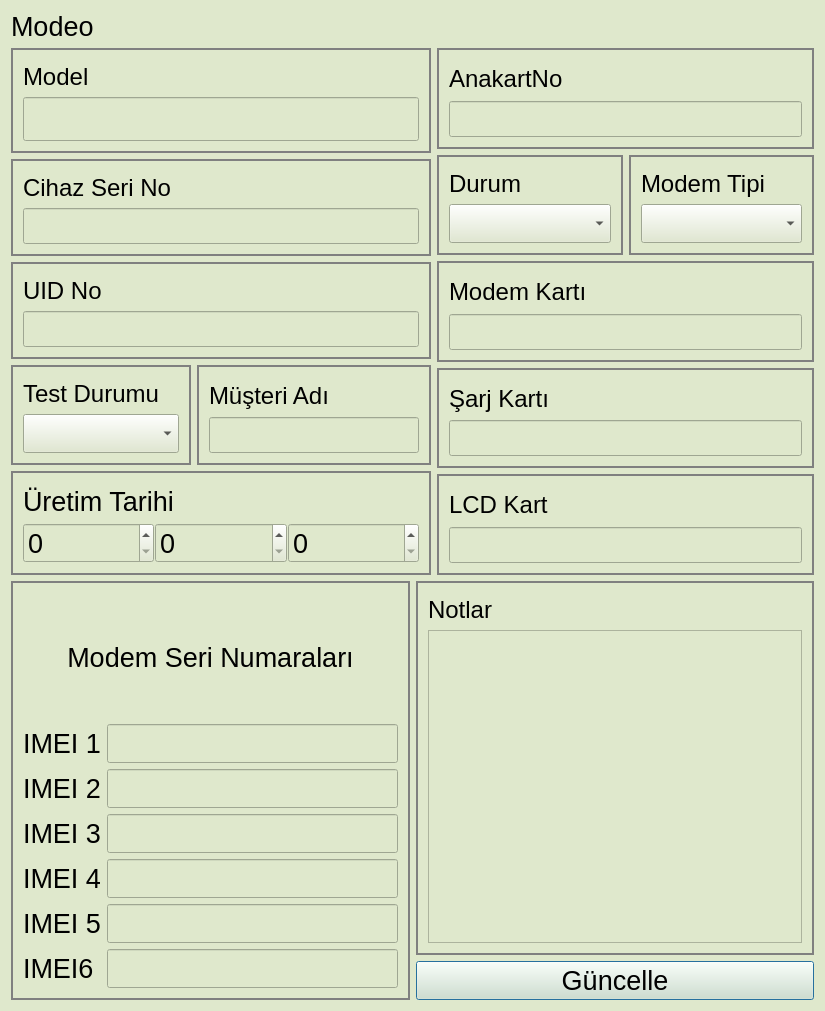
First picture: the form in src/informationdialog.ui, repository yunusemrecinar/QT5-cihaz-kimlik-teknik-servis, before the edit.
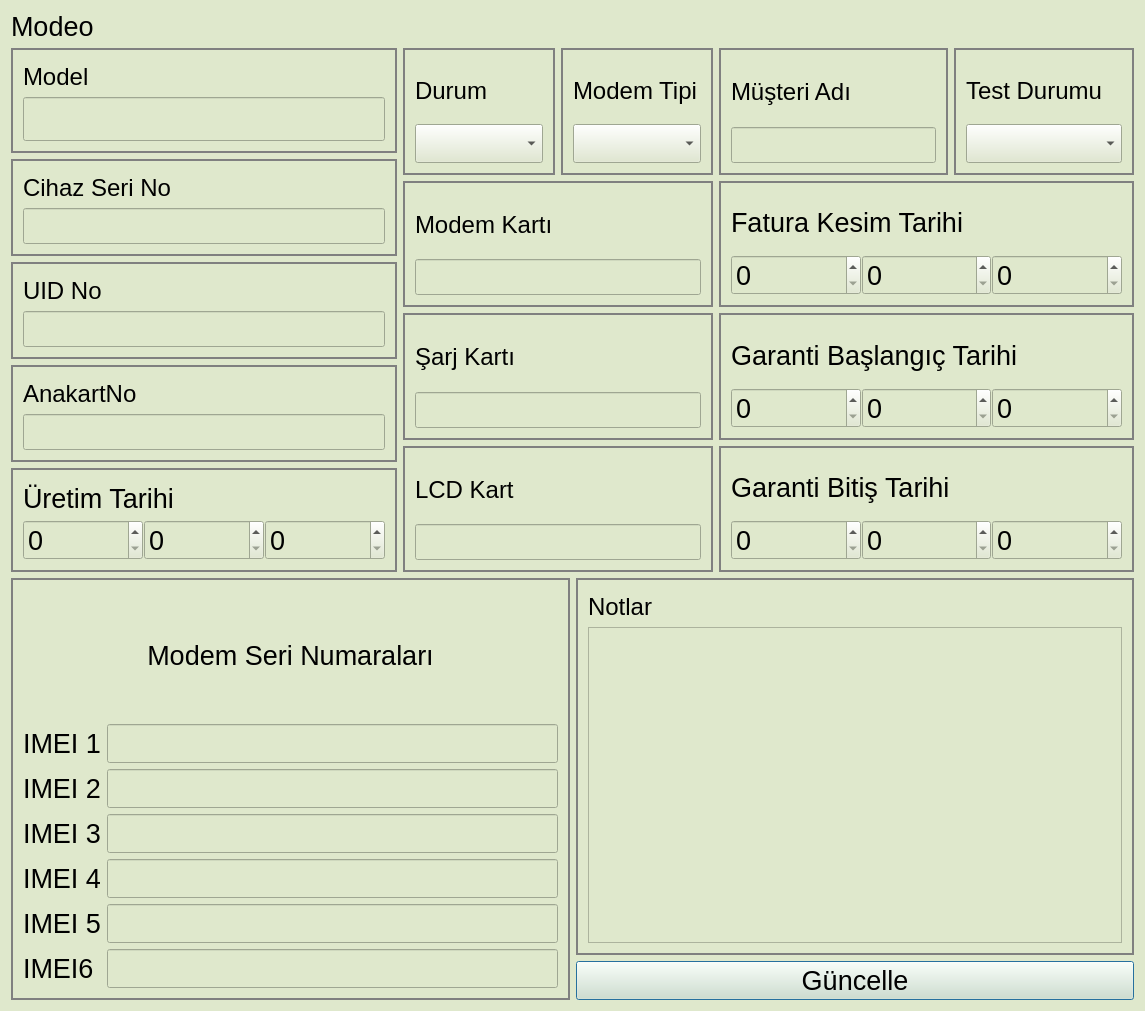
Second picture: the form after the edit.

The edit to the form file:
```diff
--- a/src/informationdialog.ui
+++ b/src/informationdialog.ui
@@ -6,7 +6,7 @@
    <rect>
     <x>0</x>
     <y>0</y>
-    <width>825</width>
+    <width>1145</width>
     <height>1011</height>
    </rect>
   </property>
@@ -23,7 +23,7 @@
   background-color: #DFE8CC ;
 }</string>
   </property>
-  <layout class="QVBoxLayout" name="verticalLayout">
+  <layout class="QVBoxLayout" name="verticalLayout_2">
    <item>
     <layout class="QVBoxLayout" name="verticalLayout_17">
      <item>
@@ -168,98 +168,36 @@
           </widget>
          </item>
          <item>
-          <layout class="QHBoxLayout" name="horizontalLayout">
-           <item>
-            <widget class="QGroupBox" name="TestDurumBox_2">
-             <property name="minimumSize">
-              <size>
-               <width>180</width>
-               <height>0</height>
-              </size>
-             </property>
-             <property name="styleSheet">
-              <string notr="true">QGroupBox {
+          <widget class="QGroupBox" name="AnakartNoBox_2">
+           <property name="styleSheet">
+            <string notr="true">QGroupBox {
 border:2px solid grey;
 }</string>
-             </property>
-             <layout class="QVBoxLayout" name="verticalLayout_22">
-              <item>
-               <widget class="QLabel" name="testDurumu_2">
-                <property name="font">
-                 <font>
-                  <pointsize>18</pointsize>
-                 </font>
-                </property>
-                <property name="styleSheet">
-                 <string notr="true">verticalLayout_6 {
-border:1px;
-}</string>
-                </property>
-                <property name="text">
-                 <string>Test Durumu</string>
-                </property>
-               </widget>
-              </item>
-              <item>
-               <widget class="QComboBox" name="test_durum_">
-                <property name="font">
-                 <font>
-                  <pointsize>20</pointsize>
-                 </font>
-                </property>
-               </widget>
-              </item>
-             </layout>
-            </widget>
-           </item>
-           <item>
-            <widget class="QGroupBox" name="musteriAdiBox">
-             <property name="minimumSize">
-              <size>
-               <width>0</width>
-               <height>0</height>
-              </size>
-             </property>
-             <property name="styleSheet">
-              <string notr="true">QGroupBox {
-border: 2px solid grey;
-}</string>
-             </property>
-             <layout class="QVBoxLayout" name="verticalLayout_4">
-              <item>
-               <widget class="QLabel" name="musteriAdi">
-                <property name="maximumSize">
-                 <size>
-                  <width>16777215</width>
-                  <height>16777215</height>
-                 </size>
-                </property>
-                <property name="font">
-                 <font>
-                  <pointsize>18</pointsize>
-                 </font>
-                </property>
-                <property name="text">
-                 <string>Müşteri Adı</string>
-                </property>
-               </widget>
-              </item>
-              <item>
-               <widget class="QLineEdit" name="musteriAdi_">
-                <property name="font">
-                 <font>
-                  <pointsize>18</pointsize>
-                 </font>
-                </property>
-                <property name="readOnly">
-                 <bool>true</bool>
-                </property>
-               </widget>
-              </item>
-             </layout>
-            </widget>
-           </item>
-          </layout>
+           </property>
+           <layout class="QVBoxLayout" name="verticalLayout_26">
+            <item>
+             <widget class="QLabel" name="anakart_2">
+              <property name="font">
+               <font>
+                <pointsize>18</pointsize>
+               </font>
+              </property>
+              <property name="text">
+               <string>AnakartNo</string>
+              </property>
+             </widget>
+            </item>
+            <item>
+             <widget class="QLineEdit" name="anakart_1">
+              <property name="font">
+               <font>
+                <pointsize>18</pointsize>
+               </font>
+              </property>
+             </widget>
+            </item>
+           </layout>
+          </widget>
          </item>
          <item>
           <widget class="QGroupBox" name="uretimTarihBox_2">
@@ -340,38 +278,6 @@
        </item>
        <item>
         <layout class="QVBoxLayout" name="verticalLayout_25">
-         <item>
-          <widget class="QGroupBox" name="AnakartNoBox_2">
-           <property name="styleSheet">
-            <string notr="true">QGroupBox {
-border:2px solid grey;
-}</string>
-           </property>
-           <layout class="QVBoxLayout" name="verticalLayout_26">
-            <item>
-             <widget class="QLabel" name="anakart_2">
-              <property name="font">
-               <font>
-                <pointsize>18</pointsize>
-               </font>
-              </property>
-              <property name="text">
-               <string>AnakartNo</string>
-              </property>
-             </widget>
-            </item>
-            <item>
-             <widget class="QLineEdit" name="anakart_1">
-              <property name="font">
-               <font>
-                <pointsize>18</pointsize>
-               </font>
-              </property>
-             </widget>
-            </item>
-           </layout>
-          </widget>
-         </item>
          <item>
           <layout class="QHBoxLayout" name="horizontalLayout_2">
            <item>
@@ -567,6 +473,329 @@
          </item>
         </layout>
        </item>
+       <item>
+        <layout class="QVBoxLayout" name="verticalLayout">
+         <item>
+          <layout class="QHBoxLayout" name="horizontalLayout">
+           <item>
+            <widget class="QGroupBox" name="musteriAdiBox">
+             <property name="minimumSize">
+              <size>
+               <width>0</width>
+               <height>0</height>
+              </size>
+             </property>
+             <property name="styleSheet">
+              <string notr="true">QGroupBox {
+border: 2px solid grey;
+}</string>
+             </property>
+             <layout class="QVBoxLayout" name="verticalLayout_4">
+              <item>
+               <widget class="QLabel" name="musteriAdi">
+                <property name="maximumSize">
+                 <size>
+                  <width>16777215</width>
+                  <height>16777215</height>
+                 </size>
+                </property>
+                <property name="font">
+                 <font>
+                  <pointsize>18</pointsize>
+                 </font>
+                </property>
+                <property name="text">
+                 <string>Müşteri Adı</string>
+                </property>
+               </widget>
+              </item>
+              <item>
+               <widget class="QLineEdit" name="musteriAdi_">
+                <property name="font">
+                 <font>
+                  <pointsize>18</pointsize>
+                 </font>
+                </property>
+                <property name="readOnly">
+                 <bool>true</bool>
+                </property>
+               </widget>
+              </item>
+             </layout>
+            </widget>
+           </item>
+           <item>
+            <widget class="QGroupBox" name="TestDurumBox_2">
+             <property name="minimumSize">
+              <size>
+               <width>180</width>
+               <height>0</height>
+              </size>
+             </property>
+             <property name="styleSheet">
+              <string notr="true">QGroupBox {
+border:2px solid grey;
+}</string>
+             </property>
+             <layout class="QVBoxLayout" name="verticalLayout_22">
+              <item>
+               <widget class="QLabel" name="testDurumu_2">
+                <property name="font">
+                 <font>
+                  <pointsize>18</pointsize>
+                 </font>
+                </property>
+                <property name="styleSheet">
+                 <string notr="true">verticalLayout_6 {
+border:1px;
+}</string>
+                </property>
+                <property name="text">
+                 <string>Test Durumu</string>
+                </property>
+               </widget>
+              </item>
+              <item>
+               <widget class="QComboBox" name="test_durum_">
+                <property name="font">
+                 <font>
+                  <pointsize>20</pointsize>
+                 </font>
+                </property>
+               </widget>
+              </item>
+             </layout>
+            </widget>
+           </item>
+          </layout>
+         </item>
+         <item>
+          <widget class="QGroupBox" name="uretimTarihBox_6">
+           <property name="styleSheet">
+            <string notr="true">QGroupBox {
+border:2px solid grey;
+}</string>
+           </property>
+           <layout class="QVBoxLayout" name="verticalLayout_38">
+            <item>
+             <widget class="QLabel" name="uretim_tarih_6">
+              <property name="font">
+               <font>
+                <pointsize>20</pointsize>
+               </font>
+              </property>
+              <property name="text">
+               <string>Fatura Kesim Tarihi</string>
+              </property>
+             </widget>
+            </item>
+            <item>
+             <layout class="QHBoxLayout" name="horizontalLayout_10">
+              <property name="spacing">
+               <number>1</number>
+              </property>
+              <item>
+               <widget class="QSpinBox" name="fatura_date_day_">
+                <property name="minimumSize">
+                 <size>
+                  <width>120</width>
+                  <height>40</height>
+                 </size>
+                </property>
+                <property name="font">
+                 <font>
+                  <pointsize>20</pointsize>
+                 </font>
+                </property>
+               </widget>
+              </item>
+              <item>
+               <widget class="QSpinBox" name="fatura_date_month_">
+                <property name="minimumSize">
+                 <size>
+                  <width>120</width>
+                  <height>40</height>
+                 </size>
+                </property>
+                <property name="font">
+                 <font>
+                  <pointsize>20</pointsize>
+                 </font>
+                </property>
+               </widget>
+              </item>
+              <item>
+               <widget class="QSpinBox" name="fatura_date_year_">
+                <property name="minimumSize">
+                 <size>
+                  <width>120</width>
+                  <height>40</height>
+                 </size>
+                </property>
+                <property name="font">
+                 <font>
+                  <pointsize>20</pointsize>
+                 </font>
+                </property>
+               </widget>
+              </item>
+             </layout>
+            </item>
+           </layout>
+          </widget>
+         </item>
+         <item>
+          <widget class="QGroupBox" name="uretimTarihBox_7">
+           <property name="styleSheet">
+            <string notr="true">QGroupBox {
+border:2px solid grey;
+}</string>
+           </property>
+           <layout class="QVBoxLayout" name="verticalLayout_39">
+            <item>
+             <widget class="QLabel" name="uretim_tarih_7">
+              <property name="font">
+               <font>
+                <pointsize>20</pointsize>
+               </font>
+              </property>
+              <property name="text">
+               <string>Garanti Başlangıç Tarihi</string>
+              </property>
+             </widget>
+            </item>
+            <item>
+             <layout class="QHBoxLayout" name="horizontalLayout_11">
+              <property name="spacing">
+               <number>1</number>
+              </property>
+              <item>
+               <widget class="QSpinBox" name="garanti_start_day_">
+                <property name="minimumSize">
+                 <size>
+                  <width>120</width>
+                  <height>40</height>
+                 </size>
+                </property>
+                <property name="font">
+                 <font>
+                  <pointsize>20</pointsize>
+                 </font>
+                </property>
+               </widget>
+              </item>
+              <item>
+               <widget class="QSpinBox" name="garanti_start_month_">
+                <property name="minimumSize">
+                 <size>
+                  <width>120</width>
+                  <height>40</height>
+                 </size>
+                </property>
+                <property name="font">
+                 <font>
+                  <pointsize>20</pointsize>
+                 </font>
+                </property>
+               </widget>
+              </item>
+              <item>
+               <widget class="QSpinBox" name="garanti_start_year_">
+                <property name="minimumSize">
+                 <size>
+                  <width>120</width>
+                  <height>40</height>
+                 </size>
+                </property>
+                <property name="font">
+                 <font>
+                  <pointsize>20</pointsize>
+                 </font>
+                </property>
+               </widget>
+              </item>
+             </layout>
+            </item>
+           </layout>
+          </widget>
+         </item>
+         <item>
+          <widget class="QGroupBox" name="uretimTarihBox_8">
+           <property name="styleSheet">
+            <string notr="true">QGroupBox {
+border:2px solid grey;
+}</string>
+           </property>
+           <layout class="QVBoxLayout" name="verticalLayout_40">
+            <item>
+             <widget class="QLabel" name="uretim_tarih_8">
+              <property name="font">
+               <font>
+                <pointsize>20</pointsize>
+               </font>
+              </property>
+              <property name="text">
+               <string>Garanti Bitiş Tarihi</string>
+              </property>
+             </widget>
+            </item>
+            <item>
+             <layout class="QHBoxLayout" name="horizontalLayout_12">
+              <property name="spacing">
+               <number>1</number>
+              </property>
+              <item>
+               <widget class="QSpinBox" name="garanti_bitis_day_">
+                <property name="minimumSize">
+                 <size>
+                  <width>120</width>
+                  <height>40</height>
+                 </size>
+                </property>
+                <property name="font">
+                 <font>
+                  <pointsize>20</pointsize>
+                 </font>
+                </property>
+               </widget>
+              </item>
+              <item>
+               <widget class="QSpinBox" name="garanti_bitis_month_">
+                <property name="minimumSize">
+                 <size>
+                  <width>120</width>
+                  <height>40</height>
+                 </size>
+                </property>
+                <property name="font">
+                 <font>
+                  <pointsize>20</pointsize>
+                 </font>
+                </property>
+               </widget>
+              </item>
+              <item>
+               <widget class="QSpinBox" name="garanti_bitis_year_">
+                <property name="minimumSize">
+                 <size>
+                  <width>120</width>
+                  <height>40</height>
+                 </size>
+                </property>
+                <property name="font">
+                 <font>
+                  <pointsize>20</pointsize>
+                 </font>
+                </property>
+               </widget>
+              </item>
+             </layout>
+            </item>
+           </layout>
+          </widget>
+         </item>
+        </layout>
+       </item>
       </layout>
      </item>
      <item>
```
